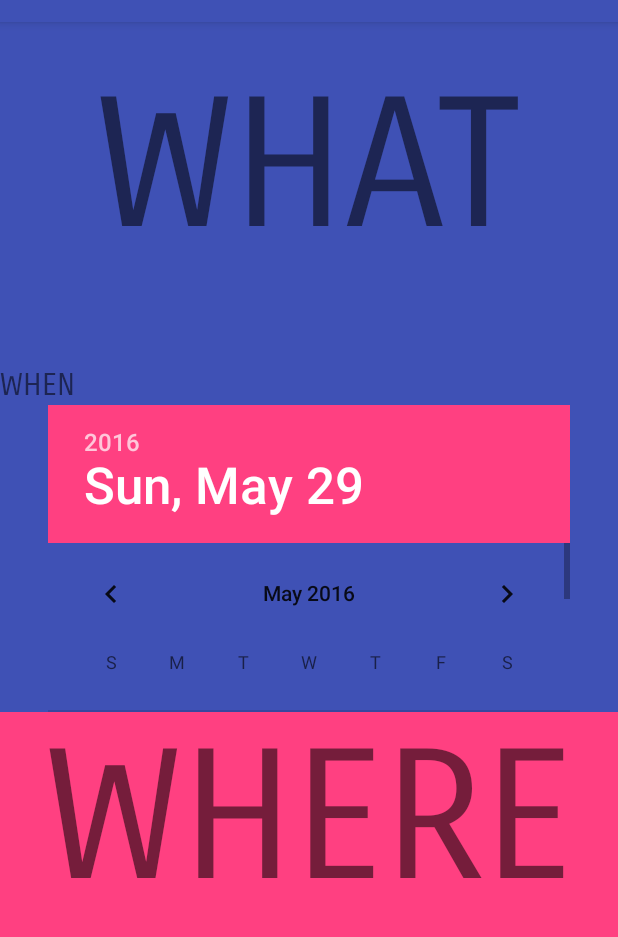
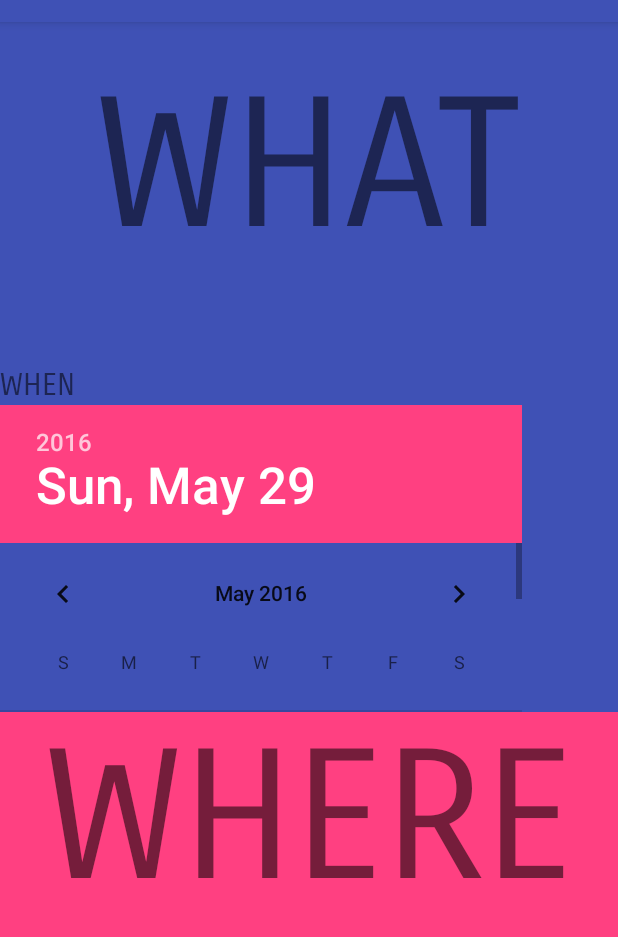
Before and after one commit to Toyboat/F16-ITSMAP-App-Project-Group-25, an Android app: the WhatFragment screen opened directly, with no data from a screen before it, after a tap on "WHEN", on a phone screen of 412 x 824 dp, the part 62-999 px from its top. Run offline under Robolectric (Android 15) with nearby library versions, the phone set to English and light mode, and no system bars; 2 other taps on this screen came first.

Commit message:
initial when fragment design

```diff
--- a/FinalProject/app/src/main/java/com/example/victor/finalproject/Fragments/WhatFragment.java
+++ b/FinalProject/app/src/main/java/com/example/victor/finalproject/Fragments/WhatFragment.java
@@ -38,8 +38,8 @@ public class WhatFragment extends Fragment {
     static final String SAVED_BITMAP = "savedBitmap";
     public String description;
     private Bitmap bitmap;
-    public EditText lostDescriptionEditor;
-    public EditText foundDescriptionEditor;
+    private EditText lostDescriptionEditor;
+    private EditText foundDescriptionEditor;
     private ImageView imageView;
 
     public WhatFragment() {
@@ -95,6 +95,7 @@ public class WhatFragment extends Fragment {
     public void expand(String s){
         lostDescriptionEditor = (EditText) getActivity().findViewById(R.id.editLostDescriptionText);
         foundDescriptionEditor =  (EditText) getActivity().findViewById(R.id.ediFoundDescriptionText);
+
         Log.d(moduleName,"expand();");
         LayoutInflater inflater = (LayoutInflater) getActivity().getSystemService(Context.LAYOUT_INFLATER_SERVICE);
         if(s == "lost"){
@@ -118,6 +119,8 @@ public class WhatFragment extends Fragment {
         ViewGroup rootView = (ViewGroup) getView();
         rootView.removeAllViews();
         rootView.addView(view);
+        lostDescriptionEditor = null;
+        foundDescriptionEditor = null;
     }
 
     @Override
@@ -145,4 +148,20 @@ public class WhatFragment extends Fragment {
         savedInstanceState.putString(SAVED_DESCRIPTION, foundDescriptionEditor.getText().toString());
         savedInstanceState.putParcelable(SAVED_BITMAP, bitmap);
     }
+
+    public void textSetter(String s, String input) {
+
+        if(s == "lost"){
+            lostDescriptionEditor.setText(input);
+        }else{
+            foundDescriptionEditor.setText(input);
+        }
+    }
+    public String textGetter(String s){
+        if(s == "lost"){
+            return lostDescriptionEditor.getText().toString();
+        }else{
+            return foundDescriptionEditor.getText().toString();
+        }
+    }
 }
--- a/FinalProject/app/src/main/java/com/example/victor/finalproject/Fragments/WhereFragment.java
+++ b/FinalProject/app/src/main/java/com/example/victor/finalproject/Fragments/WhereFragment.java
@@ -21,6 +21,7 @@ import android.view.View;
 import android.view.ViewGroup;
 import android.widget.Button;
 import android.widget.EditText;
+import android.widget.TableLayout;
 import android.widget.Toast;
 
 import com.example.victor.finalproject.Datacontainers.Item;
--- a/FinalProject/app/src/main/res/layout/activity_lost.xml
+++ b/FinalProject/app/src/main/res/layout/activity_lost.xml
@@ -5,6 +5,7 @@
     tools:context="com.example.victor.finalproject.LostActivity"
     android:weightSum="1.0"
     android:orientation="vertical"
+    android:id="@+id/lostLayout"
     >
 
     <fragment android:name="com.example.victor.finalproject.Fragments.WhatFragment"
--- a/FinalProject/app/src/main/res/layout/when_found_opened.xml
+++ b/FinalProject/app/src/main/res/layout/when_found_opened.xml
@@ -1,7 +1,7 @@
 <RelativeLayout xmlns:android="http://schemas.android.com/apk/res/android"
     xmlns:tools="http://schemas.android.com/tools"
     android:layout_width="match_parent"
-    android:layout_height="match_parent"
+    android:layout_height="wrap_content"
     tools:context="com.example.victor.finalproject.Fragments.WhatFragment"
     android:background="@color/colorPrimary"
 
@@ -22,7 +22,7 @@
     <LinearLayout
         android:orientation="vertical"
         android:layout_width="match_parent"
-        android:layout_height="match_parent"
+        android:layout_height="wrap_content"
         android:layout_centerHorizontal="true"
         android:paddingTop="25dp"
         >
@@ -30,14 +30,7 @@
         <DatePicker
             android:layout_width="wrap_content"
             android:layout_height="wrap_content"
-            android:id="@+id/datePicker"
-            android:layout_gravity="center_horizontal" />
-
-        <TimePicker
-            android:layout_width="wrap_content"
-            android:layout_height="wrap_content"
             android:id="@+id/timePicker"
-            android:layout_toRightOf="@id/datePicker"
             />
 
     </LinearLayout>
```
Also changed, not shown: FinalProject/app/src/main/java/com/example/victor/finalproject/LostActivity.java (+8 -4 lines), FinalProject/app/src/main/res/layout/when_lost_opened.xml (+6 -13 lines).
